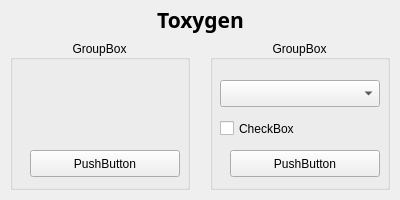
Before: the Qt Designer form toxygen/ui/views/login_screen.ui in toxygen-project/toxygen, drawn with Qt 5.
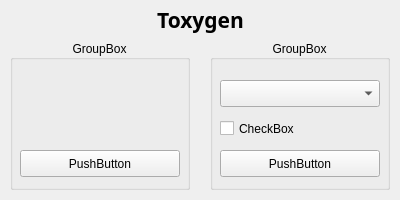
After: the same form once the commit is applied.

```diff
--- a/toxygen/ui/views/login_screen.ui
+++ b/toxygen/ui/views/login_screen.ui
@@ -67,9 +67,9 @@
    <widget class="QPushButton" name="createProfilePushButton">
     <property name="geometry">
      <rect>
-      <x>20</x>
+      <x>10</x>
       <y>110</y>
-      <width>150</width>
+      <width>160</width>
       <height>27</height>
      </rect>
     </property>
@@ -119,9 +119,9 @@
    <widget class="QPushButton" name="loadProfilePushButton">
     <property name="geometry">
      <rect>
-      <x>20</x>
+      <x>10</x>
       <y>110</y>
-      <width>150</width>
+      <width>160</width>
       <height>27</height>
      </rect>
     </property>
```
